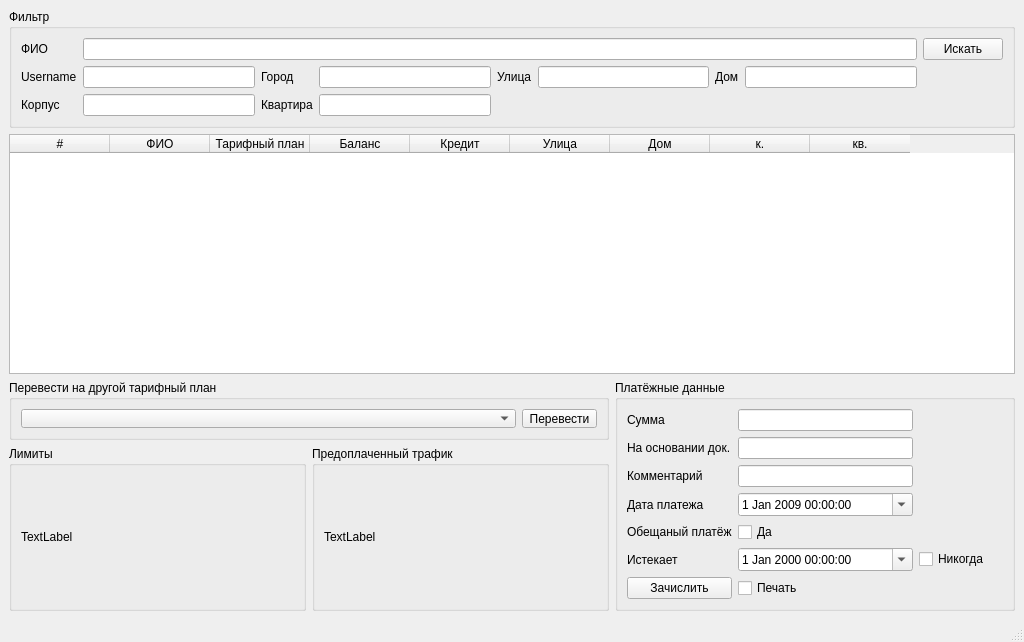
The window that mdi/forms/cashier.ui (brat002/ExpertBilling) describes before a commit, drawn with Qt 5.
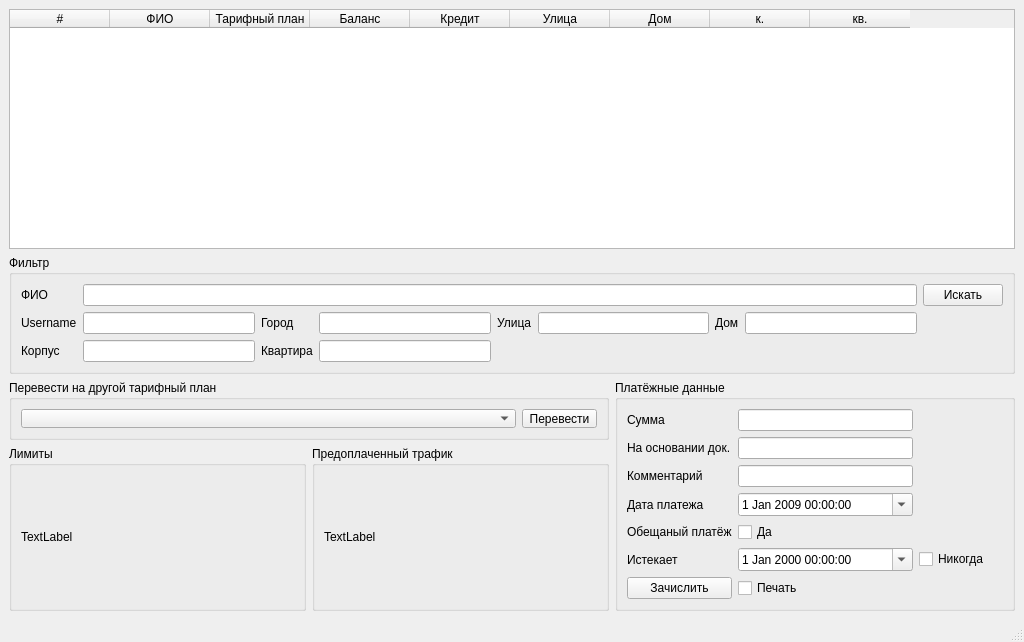
The same window after the commit.

Patch:
```diff
--- a/mdi/forms/cashier.ui
+++ b/mdi/forms/cashier.ui
@@ -16,6 +16,55 @@
   <widget class="QWidget" name="centralwidget">
    <layout class="QGridLayout" name="gridLayout_4">
     <item row="0" column="0" colspan="3">
+     <widget class="QTableWidget" name="tableWidget">
+      <column>
+       <property name="text">
+        <string>#</string>
+       </property>
+      </column>
+      <column>
+       <property name="text">
+        <string>ФИО</string>
+       </property>
+      </column>
+      <column>
+       <property name="text">
+        <string>Тарифный план</string>
+       </property>
+      </column>
+      <column>
+       <property name="text">
+        <string>Баланс</string>
+       </property>
+      </column>
+      <column>
+       <property name="text">
+        <string>Кредит</string>
+       </property>
+      </column>
+      <column>
+       <property name="text">
+        <string>Улица</string>
+       </property>
+      </column>
+      <column>
+       <property name="text">
+        <string>Дом</string>
+       </property>
+      </column>
+      <column>
+       <property name="text">
+        <string>к.</string>
+       </property>
+      </column>
+      <column>
+       <property name="text">
+        <string>кв.</string>
+       </property>
+      </column>
+     </widget>
+    </item>
+    <item row="1" column="0" colspan="3">
      <widget class="QGroupBox" name="groupBox_filter">
       <property name="title">
        <string>Фильтр</string>
@@ -101,55 +150,6 @@
       </layout>
      </widget>
     </item>
-    <item row="1" column="0" colspan="3">
-     <widget class="QTableWidget" name="tableWidget">
-      <column>
-       <property name="text">
-        <string>#</string>
-       </property>
-      </column>
-      <column>
-       <property name="text">
-        <string>ФИО</string>
-       </property>
-      </column>
-      <column>
-       <property name="text">
-        <string>Тарифный план</string>
-       </property>
-      </column>
-      <column>
-       <property name="text">
-        <string>Баланс</string>
-       </property>
-      </column>
-      <column>
-       <property name="text">
-        <string>Кредит</string>
-       </property>
-      </column>
-      <column>
-       <property name="text">
-        <string>Улица</string>
-       </property>
-      </column>
-      <column>
-       <property name="text">
-        <string>Дом</string>
-       </property>
-      </column>
-      <column>
-       <property name="text">
-        <string>к.</string>
-       </property>
-      </column>
-      <column>
-       <property name="text">
-        <string>кв.</string>
-       </property>
-      </column>
-     </widget>
-    </item>
     <item row="2" column="0" colspan="2">
      <widget class="QGroupBox" name="groupBox_tariffs">
       <property name="minimumSize">
```
